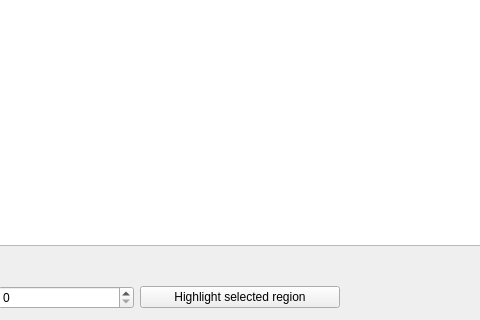
Old version of the form treedialog.ui in the repository WilsonImmunologyLab/Librator; both pictures show x 439 to 919 and y 337 to 657 of the 1369 by 657 pixel window.
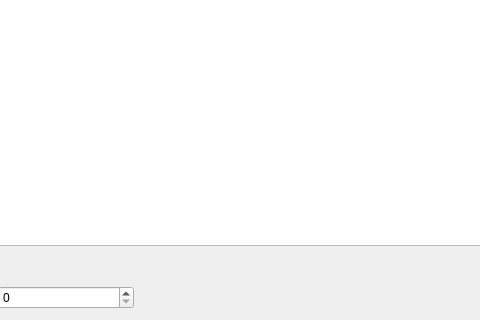
New version of the form.

Diff of the .ui file:
```diff
--- a/treedialog.ui
+++ b/treedialog.ui
@@ -108,25 +108,6 @@
      </item>
     </layout>
    </item>
-   <item row="3" column="2" colspan="2">
-    <widget class="QPushButton" name="showButton">
-     <property name="enabled">
-      <bool>true</bool>
-     </property>
-     <property name="maximumSize">
-      <size>
-       <width>200</width>
-       <height>16777215</height>
-      </size>
-     </property>
-     <property name="text">
-      <string>Highlight selected region</string>
-     </property>
-     <property name="autoDefault">
-      <bool>false</bool>
-     </property>
-    </widget>
-   </item>
    <item row="3" column="4">
     <layout class="QHBoxLayout" name="horizontalLayout">
      <item>
```
